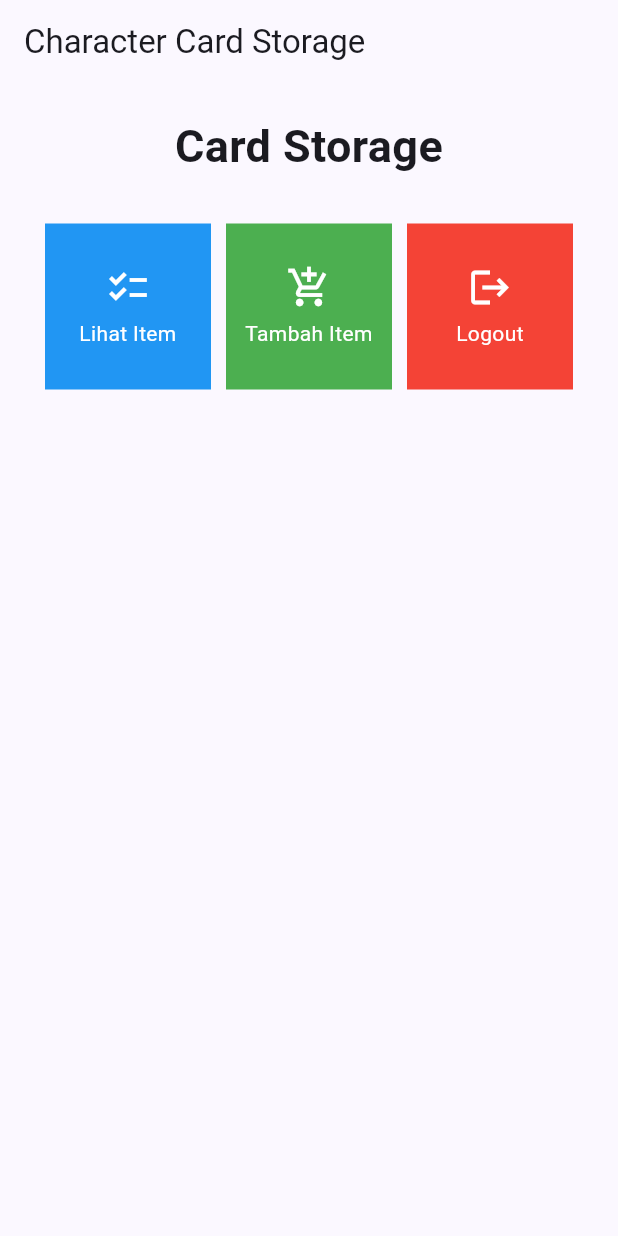
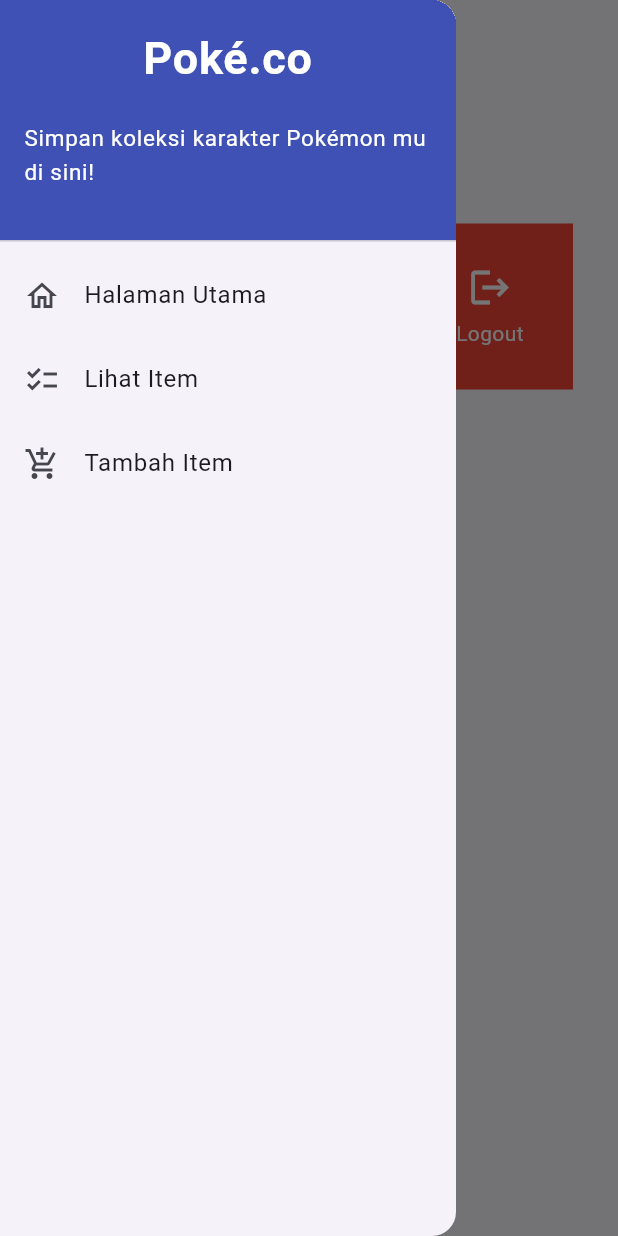
Before and after one commit to fadhilmuh/poke-co-mobile, a Flutter app: the screen it shows after launch, with the side drawer open (before the commit the screen has no drawer), on a phone screen of 412 x 824 dp. Run offline on Flutter 3.47's test engine with Material 2 defaults, Android fonts, the phone set to English and light mode, and no system bars.

Commit message:
Tugas 8 Done + Bonus

```diff
--- a/lib/main.dart
+++ b/lib/main.dart
@@ -1,5 +1,5 @@
 import 'package:flutter/material.dart';
-import 'package:poke_co/menu.dart';
+import 'package:poke_co/screens/menu.dart';
 
 void main() {
   runApp(const MyApp());
--- /dev/null
+++ b/lib/models/character.dart
@@ -0,0 +1,10 @@
+class Character {
+  final String name;
+  final int amount;
+  final String description;
+  final String rarity;
+  final int power;
+  static final List<Character> listItem = [];
+
+  Character(this.name, this.amount, this.description, this.rarity, this.power);
+}
--- a/lib/menu.dart
+++ b/lib/screens/menu.dart
@@ -1,11 +1,8 @@
 import 'package:flutter/material.dart';
-
-class HomeButtons {
-  final String name;
-  final IconData icon;
-
-  HomeButtons(this.name, this.icon);
-}
+import 'package:poke_co/screens/item_list.dart';
+import 'package:poke_co/screens/item_form.dart';
+import 'package:poke_co/widgets/left_drawer.dart';
+import 'package:poke_co/widgets/home_card.dart';
 
 class MyHomePage extends StatelessWidget {
   MyHomePage({Key? key}) : super(key: key);
@@ -39,6 +36,8 @@
           'Character Card Storage',
         ),
       ),
+      // Masukkan drawer sebagai parameter nilai drawer dari widget Scaffold
+      drawer: const LeftDrawer(),
       body: SingleChildScrollView(
         // Widget wrapper yang dapat discroll
         child: Padding(
@@ -106,6 +105,27 @@
             ..hideCurrentSnackBar()
             ..showSnackBar(SnackBar(
                 content: Text("Kamu telah menekan tombol ${item.name}!")));
+
+            // Navigate ke route yang sesuai (tergantung jenis tombol)
+            if (item.name == "Tambah Item") {
+              // Navigator.push untuk melakukan navigasi ke MaterialPageRoute yang mencakup ItemFormPage.
+              Navigator.push(
+                context,
+                MaterialPageRoute(
+                  builder: (context) => const ItemFormPage(),
+                ),
+              );
+            }
+
+            if (item.name == "Lihat Item") {
+              // Navigator.push untuk melakukan navigasi ke MaterialPageRoute yang mencakup ItemListPage.
+              Navigator.push(
+                context,
+                MaterialPageRoute(
+                  builder: (context) => const ItemListPage(),
+                ),
+              );
+            }
         },
         child: Container(
           // Container untuk menyimpan Icon dan Text
--- /dev/null
+++ b/lib/widgets/home_card.dart
@@ -0,0 +1,8 @@
+import 'package:flutter/material.dart';
+
+class HomeButtons {
+  final String name;
+  final IconData icon;
+
+  HomeButtons(this.name, this.icon);
+}
--- /dev/null
+++ b/lib/widgets/items.dart
@@ -0,0 +1,7 @@
+class Item {
+  final String name;
+  final int amount;
+  final String description;
+
+  Item({required this.name, required this.amount, required this.description});
+}
--- /dev/null
+++ b/lib/widgets/left_drawer.dart
@@ -0,0 +1,89 @@
+import 'package:flutter/material.dart';
+import 'package:poke_co/screens/menu.dart';
+// TODO: Impor halaman ShopFormPage jika sudah dibuat
+import 'package:poke_co/screens/item_form.dart';
+import 'package:poke_co/screens/item_list.dart';
+
+class LeftDrawer extends StatelessWidget {
+  const LeftDrawer({super.key});
+
+  @override
+  Widget build(BuildContext context) {
+    return Drawer(
+      child: ListView(
+        children: [
+          const DrawerHeader(
+            decoration: BoxDecoration(
+              color: Colors.indigo,
+            ),
+            child: Column(
+              children: [
+                Text(
+                  'Poké.co',
+                  textAlign: TextAlign.center,
+                  style: TextStyle(
+                    fontSize: 30,
+                    fontWeight: FontWeight.bold,
+                    color: Colors.white,
+                  ),
+                ),
+                Padding(padding: EdgeInsets.all(10)),
+                Text("Simpan koleksi karakter Pokémon mu di sini!",
+                      style: TextStyle(
+                        fontSize: 15,
+                        color: Colors.white,
+                        fontWeight: FontWeight.normal,
+                      )
+                    ),
+              ],
+            ),
+          ),
+
+          // TODO: Bagian routing
+          ListTile(
+            leading: const Icon(Icons.home_outlined),
+            title: const Text('Halaman Utama'),
+            // Bagian redirection ke MyHomePage
+            onTap: () {
+              Navigator.pushReplacement(
+                  context,
+                  MaterialPageRoute(
+                    builder: (context) => MyHomePage(),
+                ));
+            },
+          ),
+          ListTile(
+            leading: const Icon(Icons.checklist),
+            title: const Text('Lihat Item'),
+            // Bagian redirection ke ShopFormPage
+            onTap: () {
+              /*
+              routing untuk show item
+              */
+              Navigator.pushReplacement(
+                  context,
+                  MaterialPageRoute(
+                    builder: (context) => ItemListPage(),
+                ));
+            },
+          ),
+          ListTile(
+            leading: const Icon(Icons.add_shopping_cart),
+            title: const Text('Tambah Item'),
+            // Bagian redirection ke ShopFormPage
+            onTap: () {
+              /*
+              routing ke ItemFormPage
+              */
+              Navigator.pushReplacement(
+                  context,
+                  MaterialPageRoute(
+                    builder: (context) => ItemFormPage(),
+                ));
+            },
+          ),
+        ],
+      ),
+    );
+  }
+}
```
Also changed, not shown: lib/screens/item_form.dart (added, +220 -0 lines), lib/screens/item_list.dart (added, +63 -0 lines), 1 other file.
